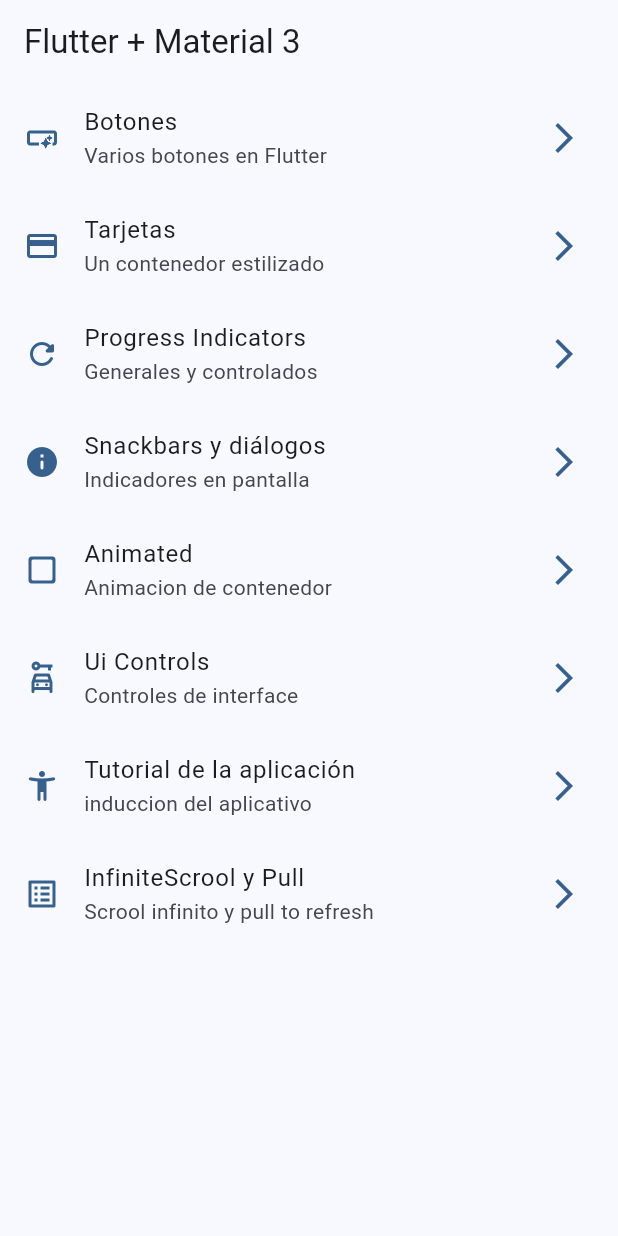
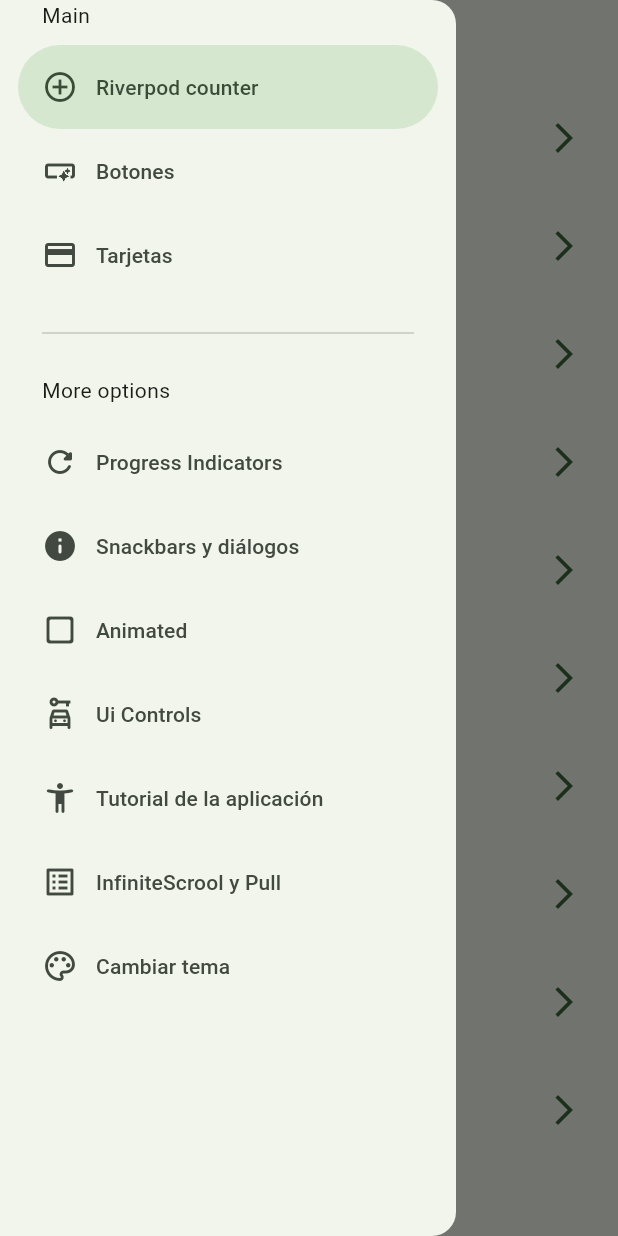
Before and after one commit to jcbautista27/widgets_app, a Flutter app: the screen it shows after launch, with the side drawer open (before the commit the screen has no drawer), on a phone screen of 412 x 824 dp. Run offline on Flutter 3.47's test engine with Material 2 defaults, Android fonts, the phone set to English and light mode, and no system bars; our stand-ins replace animate_do, flutter_riverpod, go_router.

```diff
--- a/lib/config/menu/menu_items.dart
+++ b/lib/config/menu/menu_items.dart
@@ -16,6 +16,12 @@ class MenuItems{
 
 const appMenuItems = <MenuItems> [
 
+  MenuItems(
+    title: 'Riverpod counter',
+    subTitle: 'Introduccion a riverpod',
+    link: '/counter',
+    icon: Icons.add_circle_outline_sharp
+  ),
   MenuItems(
     title: 'Botones',
     subTitle: 'Varios botones en Flutter',
@@ -64,4 +70,10 @@ const appMenuItems = <MenuItems> [
     link: '/infinite',
     icon: Icons.list_alt_outlined
   ),
+  MenuItems(
+    title: 'Cambiar tema',
+    subTitle: 'Cambiar tema de la aplicación',
+    link: '/theme_changer',
+    icon: Icons.color_lens_outlined
+  ),
 ];
--- a/lib/config/router/app_router.dart
+++ b/lib/config/router/app_router.dart
@@ -1,6 +1,5 @@
 import 'package:flutter/material.dart';
 import 'package:go_router/go_router.dart';
-
 import '../../presentation/screens/screens.dart';
 
 final GoRouter appRouter = GoRouter(
@@ -51,5 +50,15 @@ final GoRouter appRouter = GoRouter(
       name: InfiniteScrollScreen.name,
       builder: (BuildContext context, GoRouterState state) => const InfiniteScrollScreen(),
     ),
+    GoRoute(
+      path: '/counter',
+      name: CounterScreen.name,
+      builder: (BuildContext context, GoRouterState state) => const CounterScreen(),
+    ),
+    GoRoute(
+      path: '/theme_changer',
+      name: ThemeChangerScreen.name,
+      builder: (BuildContext context, GoRouterState state) => const ThemeChangerScreen(),
+    ),
   ],
 );
--- a/lib/config/theme/app_theme.dart
+++ b/lib/config/theme/app_theme.dart
@@ -16,15 +16,18 @@ import 'package:flutter/material.dart';
 class AppTheme{
 
   final int selectedColor;
+  final bool isDarkMode;
 
   AppTheme({
-    this.selectedColor = 0
+    this.selectedColor = 0,
+    this.isDarkMode = false
   }): assert(selectedColor >= 0, "Selected color must be greater then 0"),
       assert(selectedColor < colorList.length,
             "Selected color must be less or equal than ${colorList.length}");
 
   ThemeData getTheme() => ThemeData(
     useMaterial3: true,
+    brightness: isDarkMode? Brightness.dark : Brightness.light,
     colorSchemeSeed: colorList[selectedColor],
     appBarTheme: const AppBarTheme(
       centerTitle: false
--- a/lib/main.dart
+++ b/lib/main.dart
@@ -1,21 +1,30 @@
 import 'package:flutter/material.dart';
+import 'package:flutter_riverpod/flutter_riverpod.dart';
 import 'package:widgets_app/config/router/app_router.dart';
 import 'package:widgets_app/config/theme/app_theme.dart';
+import 'package:widgets_app/presentation/provider/theme_provider.dart';
 
 void main() {
-  runApp(const MainApp());
+  runApp(
+    const ProviderScope(
+      child: MainApp()
+    )
+  );
 }
 
-class MainApp extends StatelessWidget {
+class MainApp extends ConsumerWidget {
   const MainApp({super.key});
 
   @override
-  Widget build(BuildContext context) {
+  Widget build(BuildContext context, ref) {
+    final bool isDarkMode = ref.watch(isDarkModeProvider);
+    final int selectedColor = ref.watch(selectedColorProvider);
+
     return MaterialApp.router(
       title: 'Flutter',
       routerConfig: appRouter,
       debugShowCheckedModeBanner: false,
-      theme: AppTheme(selectedColor: 1).getTheme(),
+      theme: AppTheme(selectedColor: selectedColor, isDarkMode: isDarkMode).getTheme(),
 
     );
   }
--- /dev/null
+++ b/lib/presentation/provider/counter_provider.dart
@@ -0,0 +1,3 @@
+import 'package:flutter_riverpod/flutter_riverpod.dart';
+
+final counterProvider = StateProvider<int>((ref) => 5);
--- /dev/null
+++ b/lib/presentation/provider/theme_provider.dart
@@ -0,0 +1,12 @@
+
+import 'package:flutter_riverpod/flutter_riverpod.dart';
+import 'package:widgets_app/config/theme/app_theme.dart';
+
+//Lista color inmitable
+final colorListProvider = Provider((ref) => colorList);
+
+//Simple boolean
+final isDarkModeProvider = StateProvider<bool>((ref) => false);
+
+//Simple int
+final selectedColorProvider = StateProvider<int>((ref) => 0);
--- a/lib/presentation/screens/home/home_screen.dart
+++ b/lib/presentation/screens/home/home_screen.dart
@@ -1,20 +1,25 @@
 import 'package:flutter/material.dart';
 import 'package:go_router/go_router.dart';
 import 'package:widgets_app/config/menu/menu_items.dart';
+import 'package:widgets_app/presentation/widgets/side_menu.dart';
 
 class HomeScreen extends StatelessWidget {
   static const String name = 'home_screen';
   const HomeScreen({Key? key}) : super(key: key);
 
-
-
   @override
   Widget build(BuildContext context) {
+
+    final scaffoldKey = GlobalKey<ScaffoldState>();
+
     return Scaffold(
+      key: scaffoldKey,
       appBar: AppBar(
         title: const Text('Flutter + Material 3'),
       ),
       body: const _HomeView(),
+
+      drawer: SideMenu(scaffoldKey: scaffoldKey,)
     );
   }
 }
--- a/lib/presentation/screens/screens.dart
+++ b/lib/presentation/screens/screens.dart
@@ -1,8 +1,10 @@
 export 'package:widgets_app/presentation/screens/ui_controls/ui_controls_screen.dart';
+export 'package:widgets_app/presentation/screens/theme_changer/theme_changer_screen.dart';
 export 'package:widgets_app/presentation/screens/snackbar/snackbar_screen.dart';
 export 'package:widgets_app/presentation/screens/progress/progress_screen.dart';
 export 'package:widgets_app/presentation/screens/infinite_scroll/infinite_scroll_screen.dart';
 export 'package:widgets_app/presentation/screens/home/home_screen.dart';
+export 'package:widgets_app/presentation/screens/counter/counter_screen.dart';
 export 'package:widgets_app/presentation/screens/cards/cards_screen.dart';
 export 'package:widgets_app/presentation/screens/buttons/buttons_screen.dart';
 export 'package:widgets_app/presentation/screens/app_tutorial/app_tutorial_screen.dart';
--- /dev/null
+++ b/lib/presentation/widgets/side_menu.dart
@@ -0,0 +1,76 @@
+import 'package:flutter/material.dart';
+import 'package:go_router/go_router.dart';
+import 'package:widgets_app/config/menu/menu_items.dart';
+
+class SideMenu extends StatefulWidget {
+  final GlobalKey<ScaffoldState> scaffoldKey;
+
+  const SideMenu({
+    Key? key,
+    required this.scaffoldKey
+  }) : super(key: key);
+
+  @override
+  State<SideMenu> createState() => _SideMenuState();
+}
+
+class _SideMenuState extends State<SideMenu> {
+  int indexNavigator = 0;
+
+  @override
+  Widget build(BuildContext context) {
+
+
+    final hasNotch = MediaQuery.of(context).viewPadding.top < 35;
+
+    return NavigationDrawer(
+      selectedIndex: indexNavigator,
+      onDestinationSelected: (value) {
+        indexNavigator = value;
+        setState(() {});
+
+        final menuItem = appMenuItems[value];
+
+        // Navigator.pushNamed(context, index.link);
+        context.push(menuItem.link);
+        widget.scaffoldKey.currentState?.closeDrawer();
+      },
+      children: [
+
+        Padding(
+          padding: EdgeInsets.fromLTRB(28, hasNotch? 0 : 20, 16, 10),
+          child: const Text('Main'),
+        ),
+
+        ...appMenuItems
+        .sublist(0,3)
+        .map((value) =>
+          NavigationDrawerDestination(
+            icon: Icon(value.icon),
+            label: Text(value.title)
+          )
+        ),
+
+        const Padding(
+          padding: EdgeInsets.fromLTRB(28, 16, 28, 10),
+          child: Divider(),
+        ),
+
+        const Padding(
+          padding: EdgeInsets.fromLTRB(28, 10, 16, 10),
+          child: Text('More options'),
+        ),
+
+        ...appMenuItems
+        .sublist(3)
+        .map((value) =>
+          NavigationDrawerDestination(
+            icon: Icon(value.icon),
+            label: Text(value.title)
+          )
+        ),
+
+      ]
+    );
+  }
+}
--- a/pubspec.yaml
+++ b/pubspec.yaml
@@ -10,6 +10,7 @@ dependencies:
   animate_do: ^3.0.2
   flutter:
     sdk: flutter
+  flutter_riverpod: ^2.3.6
   go_router: ^9.0.0
 
 dev_dependencies:
```
Also changed, not shown: lib/presentation/screens/counter/counter_screen.dart (added, +39 -0 lines), lib/presentation/screens/theme_changer/theme_changer_screen.dart (added, +56 -0 lines), pubspec.lock.
